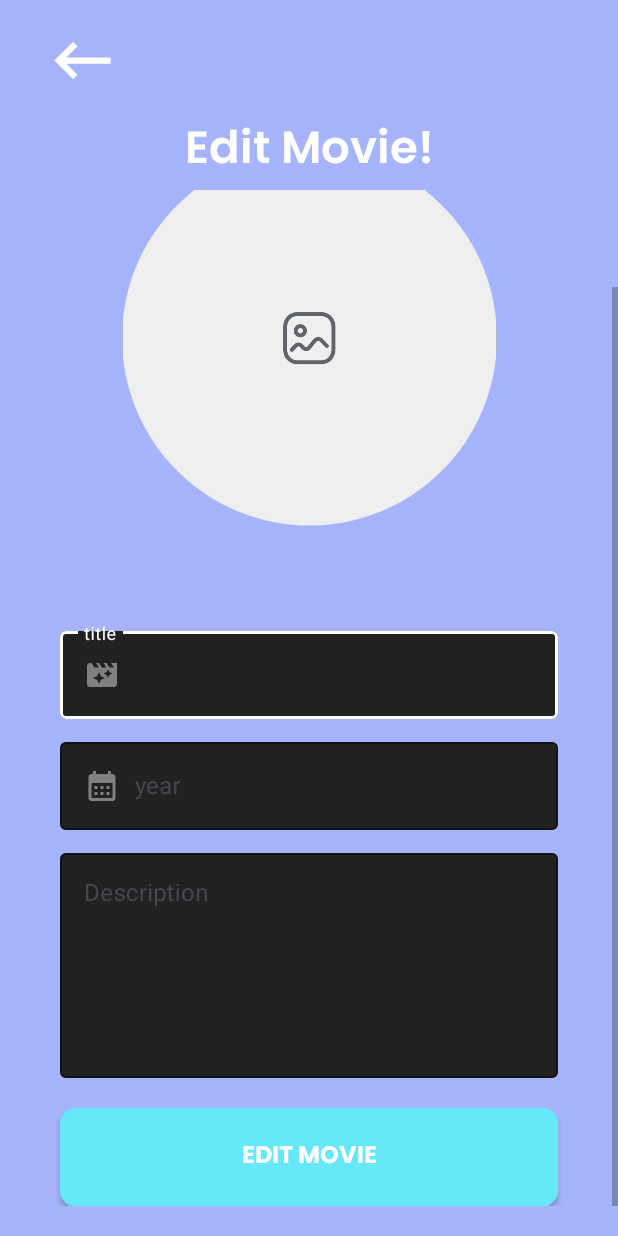
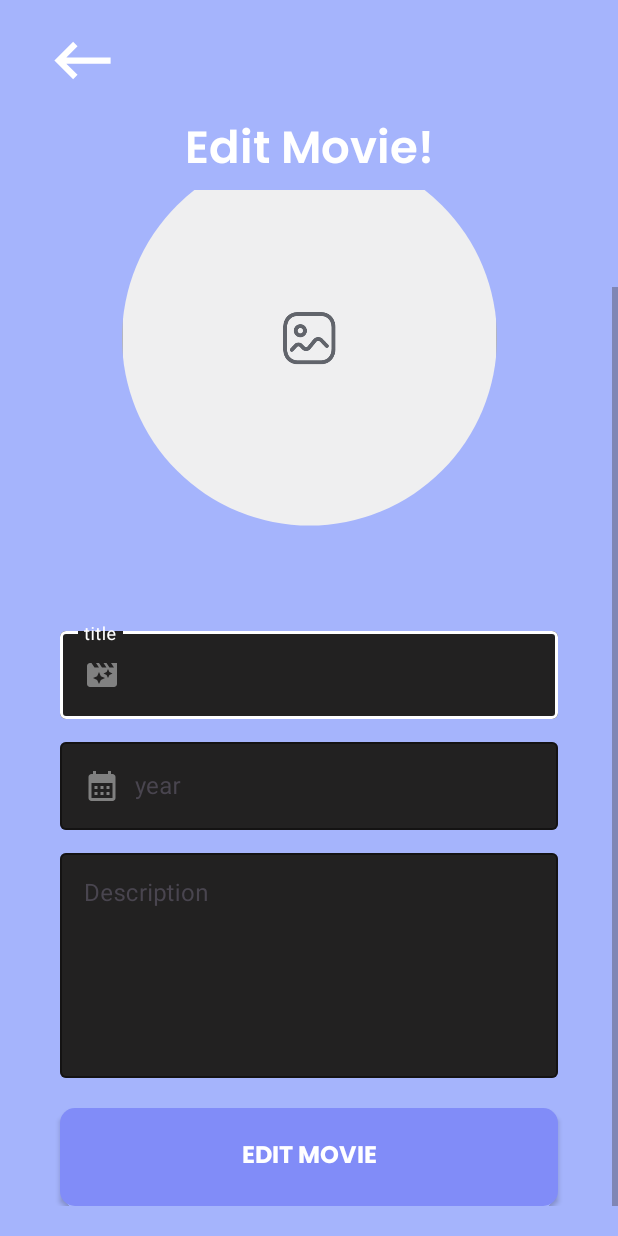
Before and after one commit to tantowish/Kamar-Film, an Android app: the EditActivity screen opened directly, with no data from a screen before it, scrolled down 71 dp, on a phone screen of 412 x 824 dp. Run offline under Robolectric (Android 15) with nearby library versions, the phone set to English and light mode, and no system bars; our stand-ins replace Firebase (no records; nobody signed in at launch, a user with empty details on screens opened directly); plain views replace RoundedImageView.

Commit message:
fix: button bug

```diff
--- a/app/src/main/res/layout/activity_edit.xml
+++ b/app/src/main/res/layout/activity_edit.xml
@@ -175,7 +175,7 @@
                 android:layout_marginBottom="60dp"
                 android:layout_marginLeft="40dp"
                 android:layout_marginRight="40dp"
-                android:background="@drawable/rounded_button"
+                android:background="@drawable/button"
                 android:fontFamily="@font/poppins_bold"
                 android:text="Edit Movie"
                 android:textColor="@color/white"
```
